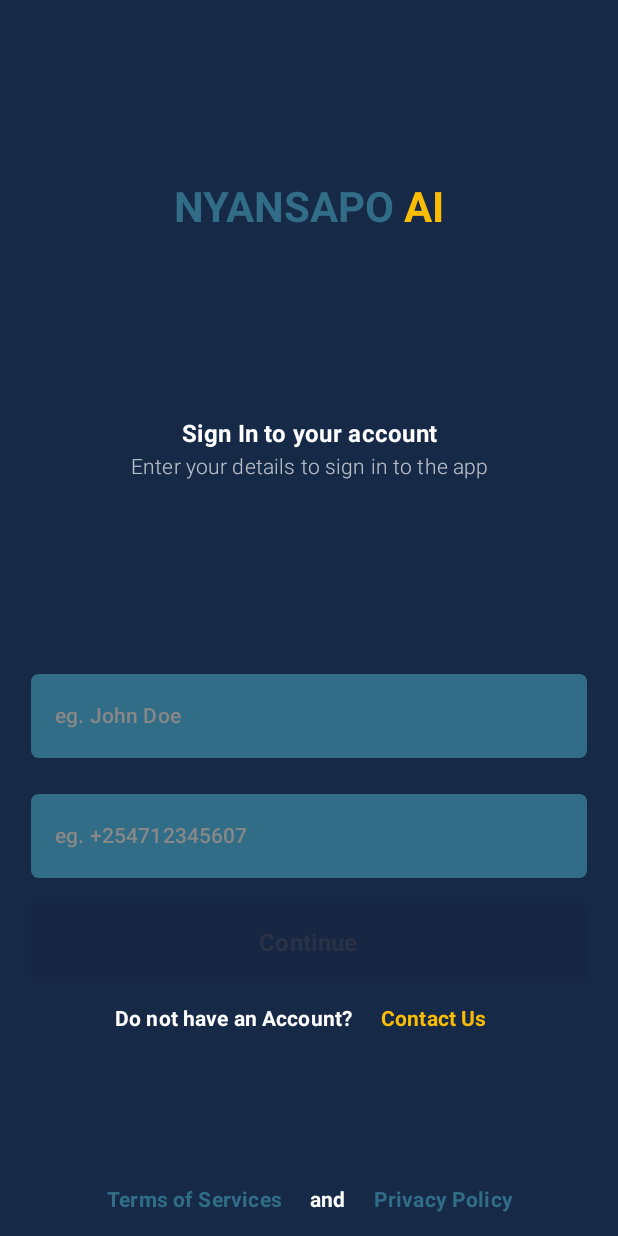
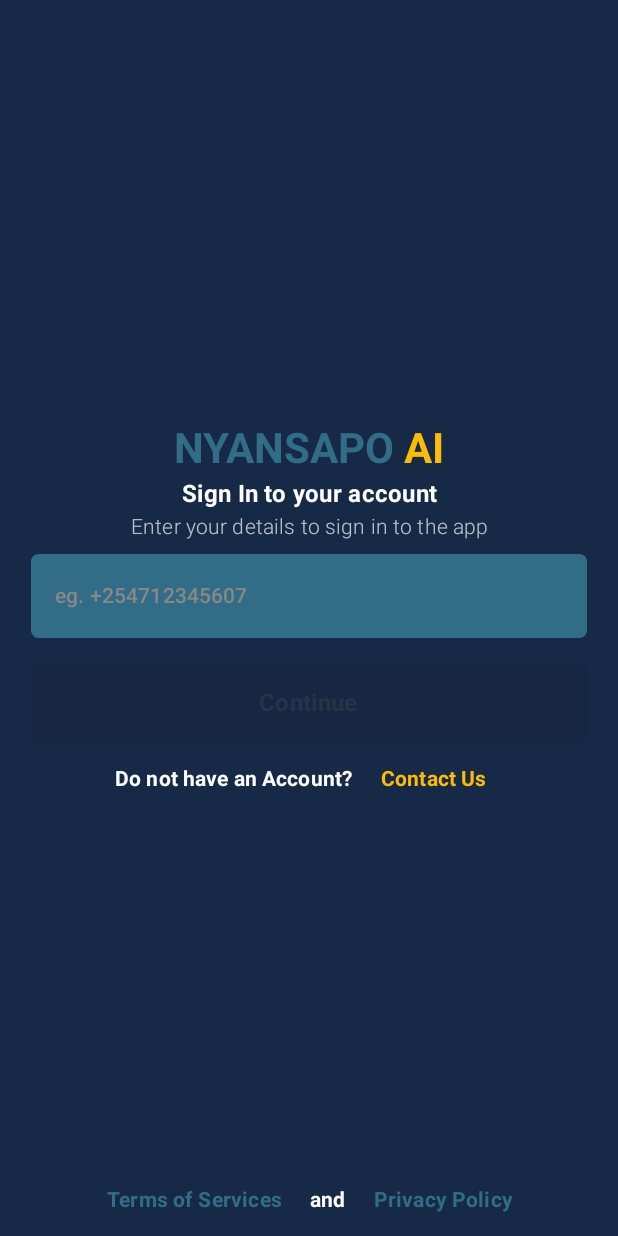
Before and after one commit to Nyansapo-AI/Nyansapo-Teaching, an Android app built with Jetpack Compose: the screen it shows after launch (MainActivity), after a tap on "Get Started", on a phone screen of 412 x 824 dp. Run offline under Robolectric (Android 15) with nearby library versions, the phone set to English and light mode, and no system bars; our stand-ins replace Firebase (no records; nobody signed in at launch, a user with empty details on screens opened directly); 2 statements that could not run were skipped.

Commit message:
refactor onboarding and sign-in components for improved state management and layout

```diff
--- a/app/src/main/java/com/nyansapoai/teaching/presentation/authentication/signIn/SignIn.kt
+++ b/app/src/main/java/com/nyansapoai/teaching/presentation/authentication/signIn/SignIn.kt
@@ -71,7 +71,7 @@
         ){
             Column(
                 horizontalAlignment = Alignment.CenterHorizontally,
-                verticalArrangement = Arrangement.SpaceEvenly,
+                verticalArrangement = Arrangement.Center,
                 modifier = Modifier
                     .widthIn(max = 500.dp)
                     .fillMaxHeight()
@@ -132,6 +132,7 @@
                         .imePadding()
                 ) {
 
+                    /*
                     AppTextField(
                         value = name,
                         placeholder = "eg. John Doe",
@@ -139,7 +140,7 @@
                         onValueChanged = { string ->
                             onAction.invoke(SignInAction.OnNameChange(name = string))
                         }
-                    )
+                    )*/
 
                     AppTextField(
                         value = phoneNumber,
@@ -201,8 +202,6 @@
 
                     }
                 }
-
-
 
 
             }
--- a/app/src/main/java/com/nyansapoai/teaching/presentation/authentication/signIn/SignInViewModel.kt
+++ b/app/src/main/java/com/nyansapoai/teaching/presentation/authentication/signIn/SignInViewModel.kt
@@ -8,6 +8,7 @@
 import kotlinx.coroutines.flow.asStateFlow
 import kotlinx.coroutines.flow.combine
 import kotlinx.coroutines.flow.map
+import kotlinx.coroutines.flow.onStart
 import kotlinx.coroutines.flow.stateIn
 
 class SignInViewModel : ViewModel() {
@@ -38,13 +39,24 @@
             true
         )
 
-
+/*
     val canSubmit = combine(
         isPhoneNumberValid,
-        isNameEmpty
-    ){ isNumberValid, isNameEmpty ->
-        isNumberValid && !isNameEmpty
+//        isNameEmpty
+    ){ isNumberValid, ->
+        isNumberValid
+//        isNumberValid && !isNameEmpty
     }
+        .stateIn(
+            viewModelScope,
+            SharingStarted.WhileSubscribed(5000),
+            false
+        )*/
+
+    val canSubmit= isPhoneNumberValid
+        .onStart {
+
+        }
         .stateIn(
             viewModelScope,
             SharingStarted.WhileSubscribed(5000),
--- a/app/src/main/java/com/nyansapoai/teaching/presentation/onboarding/Onboarding.kt
+++ b/app/src/main/java/com/nyansapoai/teaching/presentation/onboarding/Onboarding.kt
@@ -57,6 +57,7 @@
     }
 
     val onboardingSteps = listOf(
+        /*
         StepContent(
             screen = {
                 SelectOrganization(
@@ -82,7 +83,7 @@
             },
             onSubmit = {},
             title = "Project"
-        ),
+        ),*/
         StepContent(
             screen = {
                 SelectSchool(
@@ -126,7 +127,7 @@
         Box(
             modifier = Modifier
                 .fillMaxSize()
-                .padding(16.dp)
+                .padding(vertical = 16.dp)
         ) {
             Column(
                 verticalArrangement = Arrangement.spacedBy(30.dp),
--- a/app/src/main/java/com/nyansapoai/teaching/presentation/onboarding/OnboardingState.kt
+++ b/app/src/main/java/com/nyansapoai/teaching/presentation/onboarding/OnboardingState.kt
@@ -6,7 +6,7 @@
 import com.nyansapoai.teaching.domain.models.user.NyansapoUser
 
 data class OnboardingState(
-    val currentStep: Int = 0,
+    val currentStep: Int = 1,
     val isLoading: Boolean = false,
     val error: String? = null,
     val userData: NyansapoUser? = null,
```
Also changed, not shown: app/src/main/java/com/nyansapoai/teaching/presentation/common/components/StepsRow.kt (+6 -1 lines), app/src/main/java/com/nyansapoai/teaching/presentation/onboarding/OnboardingViewModel.kt (+11 -2 lines).
